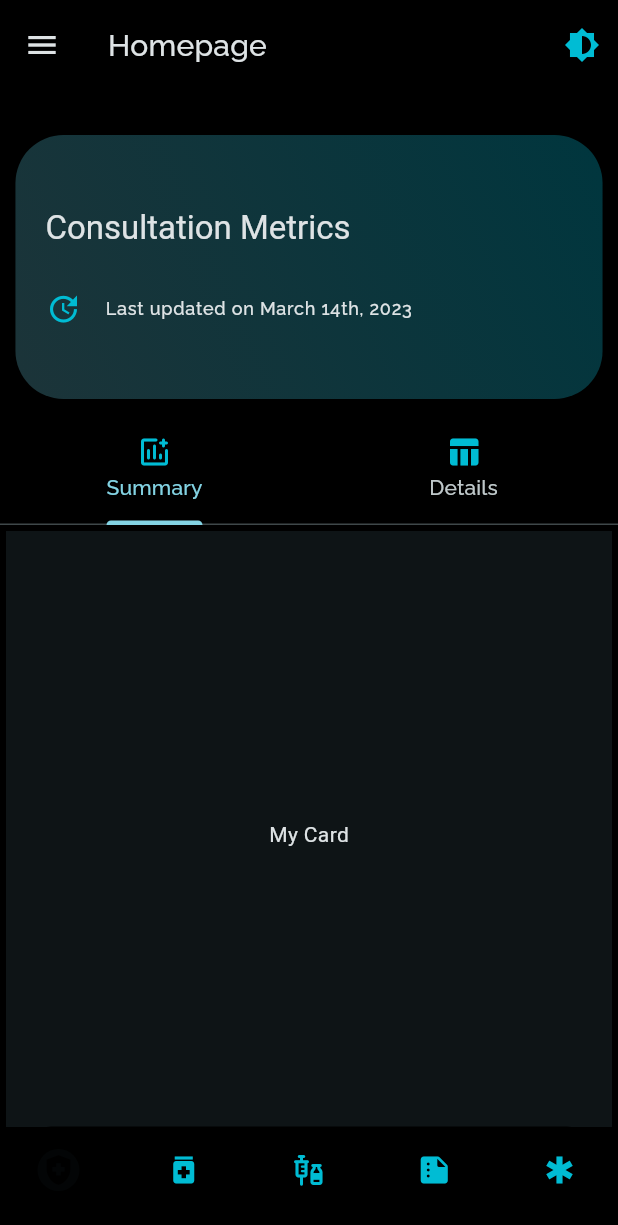
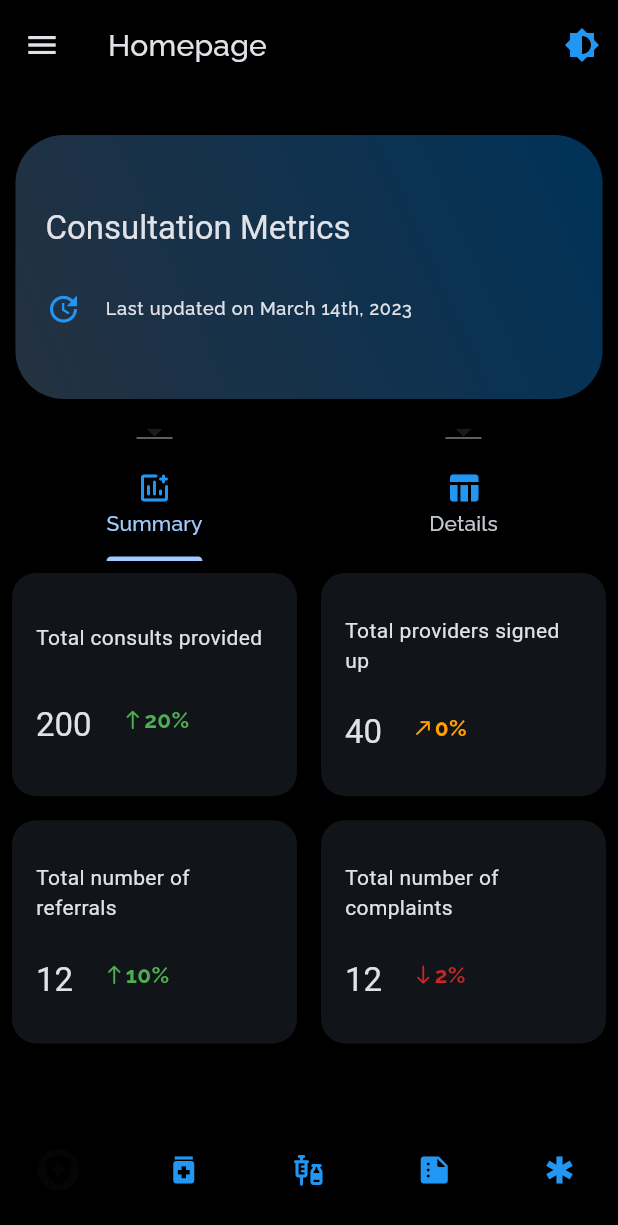
Before and after one commit to mandelakibiriti/FARM-Stack, a Flutter app: the screen it shows after launch, on a phone screen of 412 x 824 dp. Shown: the top 1225 px of the screen. Run offline on Flutter 3.47's test engine with Material 3 defaults, Android fonts, the phone set to English and light mode, and no system bars; drawn by our look-alikes of google_nav_bar; our stand-ins replace dartz, equatable, fl_chart, go_router, universal_platform.

Commit message:
added cards with icons and dummy data

```diff
--- a/frontend/flutter/lib/src/core/themes/app_themes.dart
+++ b/frontend/flutter/lib/src/core/themes/app_themes.dart
@@ -42,13 +42,14 @@ ThemeData lightTheme = ThemeData(
     labelMedium: TextStyle(fontFamily: 'Raleway'),
   ),
   // Color Theme
-  primarySwatch: Colors.cyan,
+  cardColor: Colors.blueGrey[50],
+  primarySwatch: Colors.blue,
   colorScheme: ColorScheme.fromSeed(
-    seedColor: Colors.cyan,
+    seedColor: Colors.blue,
     brightness: Brightness.light,
     primaryContainer: Colors.grey[300],
   ),
-  iconTheme: const IconThemeData(color: Colors.cyan),
+  iconTheme: const IconThemeData(color: Colors.blue),
 );
 
 // Dark theme
@@ -92,11 +93,11 @@ ThemeData darkTheme = ThemeData(
     labelMedium: TextStyle(fontFamily: 'Raleway'),
   ),
   // Color Theme
-  primarySwatch: Colors.cyan,
+  primarySwatch: Colors.blue,
   colorScheme: ColorScheme.fromSeed(
-    seedColor: Colors.cyan,
+    seedColor: Colors.blue,
     brightness: Brightness.dark,
     primaryContainer: Colors.black,
   ),
-  iconTheme: const IconThemeData(color: Colors.cyan),
+  iconTheme: const IconThemeData(color: Colors.blue),
 );
--- a/frontend/flutter/lib/src/core/utils/layout/device_info.dart
+++ b/frontend/flutter/lib/src/core/utils/layout/device_info.dart
@@ -14,6 +14,7 @@ class ScreenSize {
 
   // Use .shortestSide to detect device type regardless of orientation
   static bool smallPhone(BuildContext context) {
+    // Screensizes like iphoneSE min size is 320px
     return isScreenWidth(context) <= 300;
   }
 
--- a/frontend/flutter/lib/src/core/utils/widgets/global_card.dart
+++ b/frontend/flutter/lib/src/core/utils/widgets/global_card.dart
@@ -1,18 +1,89 @@
 import 'package:flutter/material.dart';
+import 'package:flutter_application/src/core/utils/layout/device_info.dart';
 
 class DataCard extends StatelessWidget {
-  final Widget childWidget;
-  const DataCard({super.key, required this.childWidget});
+  final Map childData;
+  final double elemPadding;
+  const DataCard(
+      {super.key, required this.childData, required this.elemPadding});
 
   @override
   Widget build(BuildContext context) {
     return Padding(
-      padding: const EdgeInsets.all(4.0),
+      padding: EdgeInsets.all(elemPadding),
       child: Container(
-        color: Theme.of(context).cardColor,
-        child: Center(
-          child: childWidget,
-        )
+        decoration: BoxDecoration(
+          borderRadius: BorderRadius.circular(16),
+          color: Theme.of(context).cardColor,
+          boxShadow: [
+            Theme.of(context).colorScheme.brightness == Brightness.light
+                ? BoxShadow(
+                    color: Theme.of(context).colorScheme.secondary,
+                    blurRadius: 0.2,
+                    blurStyle: BlurStyle.inner,
+                    offset: const Offset(0, 0.8))
+                : const BoxShadow() // null
+          ],
+        ),
+        child: Padding(
+          padding: const EdgeInsets.all(16),
+          child: Column(
+            mainAxisAlignment: MainAxisAlignment.spaceAround,
+            crossAxisAlignment: CrossAxisAlignment.start,
+            children: [
+              Text(
+                childData['description'],
+                style: Theme.of(context).textTheme.bodyMedium,
+              ),
+              Row(
+                crossAxisAlignment: CrossAxisAlignment.start,
+                mainAxisAlignment: MainAxisAlignment.start,
+                children: [
+                  Text(
+                    childData['value'],
+                    style: Theme.of(context).textTheme.titleLarge,
+                  ),
+                  const SizedBox(
+                    width: 20,
+                  ),
+                  Row(
+                      mainAxisAlignment: MainAxisAlignment.spaceBetween,
+                      children: [
+                        if (childData['increase'] == "true")
+                          const Icon(
+                            Icons.north_rounded,
+                            color: Colors.green,
+                            size: 15,
+                          ),
+                        if (childData['increase'] == 'false')
+                          Icon(
+                            Icons.south_rounded,
+                            color: Colors.red[800],
+                            size: 15,
+                          ),
+                        if (childData['increase'] == 'none')
+                          Icon(
+                            Icons.north_east_rounded,
+                            color: Colors.amber[700],
+                            size: 15,
+                          ),
+                        Text(childData['diff'],
+                            style: TextStyle(
+                              fontWeight: FontWeight.w800,
+                              fontSize: 15,
+                              fontFamily: 'Raleway',
+                              color: childData['increase'] == "true"
+                                  ? Colors.green
+                                  : childData['increase'] == "false"
+                                      ? Colors.red[800]
+                                      : Colors.amber[700],
+                            )),
+                      ])
+                ],
+              )
+            ],
+          ),
+        ),
       ),
     );
   }
--- a/frontend/flutter/lib/src/core/utils/widgets/global_header_card.dart
+++ b/frontend/flutter/lib/src/core/utils/widgets/global_header_card.dart
@@ -14,7 +14,9 @@ class HeaderCard extends StatelessWidget {
       required this.date,
       required this.imageLocation,
       required this.minImageWidth,
-      required this.maxImageWidth});
+      required this.maxImageWidth}
+  );
+
   @override
   Widget build(BuildContext context) {
     return Stack(children: [
@@ -28,11 +30,11 @@ class HeaderCard extends StatelessWidget {
               gradient: LinearGradient(
                 colors: [
                   Theme.of(context).colorScheme.brightness == Brightness.light
-                      ? Theme.of(context).primaryColor
-                      : Theme.of(context).colorScheme.onPrimary,
+                      ? Theme.of(context).colorScheme.primary // light theme
+                      : Theme.of(context).colorScheme.onPrimary, // dark theme
                   Theme.of(context).colorScheme.brightness == Brightness.light
-                      ? Theme.of(context).colorScheme.background
-                      : Theme.of(context).colorScheme.onSecondary,
+                      ? Theme.of(context).colorScheme.onPrimary // light theme
+                      : Theme.of(context).colorScheme.onSecondary, // dark theme
                 ],
                 begin: Alignment.topRight,
                 end: Alignment.bottomLeft,
@@ -69,9 +71,9 @@ class HeaderCard extends StatelessWidget {
       ScreenSize.largePhone(context) | ScreenSize.smallPhone(context)
           ? const SizedBox.shrink()
           : Positioned(
-              bottom: ScreenSize.tablet(context)
-                  ? ScreenSize.isScreenHeight(context) * -0.06
-                  : -90,
+              bottom: ScreenSize.isScreenHeight(context) < 700
+                  ? ScreenSize.isScreenHeight(context) * -0.15
+                  : -95,
               right: -40,
               child: Image.asset(
                 imageLocation, // image Asset parameter
--- a/frontend/flutter/lib/src/features/homepage/presentation/pages/subpages/consults_page.dart
+++ b/frontend/flutter/lib/src/features/homepage/presentation/pages/subpages/consults_page.dart
@@ -34,7 +34,38 @@ class _ConsultPageState extends State<ConsultsPage> {
       minImageWidth: 240,
       maxImageWidth: 300);
 
-  final dataCard = const DataCard(childWidget: Text('My Card'));
+  // Placeholder Data
+  static List dataDetails = [
+    {
+      "title": "Consults",
+      "value": "200",
+      "description": "Total consults provided",
+      "diff": "20%",
+      "increase": "true",
+    },
+    {
+      "title": "Providers",
+      "value": "40",
+      "description": "Total providers signed up",
+      "diff": "0%",
+      "increase": "none",
+    },
+    {
+      "title": "Referrals",
+      "value": "12",
+      "description": "Total number of referrals",
+      "diff": "10%",
+      "increase": "true",
+    },
+    {
+      "title": "Complaints",
+      "value": "12",
+      "description": "Total number of complaints",
+      "diff": "2%",
+      "increase": "false",
+    }
+  ];
+
   final dataTile = const DataTile(childWidget: Text('My Tile'));
 
   /*            *\
@@ -45,7 +76,8 @@ class _ConsultPageState extends State<ConsultsPage> {
         length: 2,
         child: Scaffold(
           backgroundColor: Theme.of(context).colorScheme.primaryContainer,
-          body: Column(children: [
+          body: Column(
+            children: [
             // Header Card
             Center(
                 child: Container(
@@ -59,8 +91,19 @@ class _ConsultPageState extends State<ConsultsPage> {
                   child: headerCard),
             )),
 
+            // Drop Downs
+            Row(
+              mainAxisAlignment: MainAxisAlignment.spaceAround,
+              crossAxisAlignment: CrossAxisAlignment.start,
+              children: [
+                DropdownButton(items: null, onChanged: null),
+                DropdownButton(items: null, onChanged: null)
+              ],
+            ),
             // Tabs
-            TabBar(tabs: [
+            TabBar(
+              dividerColor: Theme.of(context).colorScheme.primaryContainer,
+              tabs: [
               Tab(
                   text: 'Summary',
                   icon: Icon(
@@ -74,26 +117,28 @@ class _ConsultPageState extends State<ConsultsPage> {
               )
             ]),
             Expanded(
-                child: TabBarView(children: [
+              child: TabBarView(
+                children: [
                 // Cards
                 GridView.builder(
-                  itemCount: 8, //Length of Array
-                  gridDelegate: const SliverGridDelegateWithFixedCrossAxisCount(
-                      crossAxisCount: 1),
+                  itemCount: dataDetails.length, //Length of Array
+                  gridDelegate: SliverGridDelegateWithMaxCrossAxisExtent(
+                    maxCrossAxisExtent: ScreenSize.isScreenWidth(context)*0.5,
+                    childAspectRatio: ScreenSize.isScreenHeight(context)/(ScreenSize.isScreenHeight(context)*0.8)
+                  ),
                   itemBuilder: (context, index) {
                     return DataCard(
-                        childWidget:
-                            dataCard //Setup key widgets in cards and relevant imports
+                      elemPadding: 8,
+                      childData: dataDetails[index], //Setup key widgets in cards and relevant imports
                     );
                 }),
-
                 // Tiles
                 ListView.builder(
                   itemCount: 5, //Length of Map
                   itemBuilder: (context, index) {
                     return DataTile(childWidget: dataTile);
               })
-            ]))
+            ])),
           ]),
         ));
   }
@@ -119,7 +164,9 @@ class _ConsultPageState extends State<ConsultsPage> {
                   child: headerCard),
             )),
             // Tabs
-            TabBar(tabs: [
+            TabBar(
+                dividerColor: Theme.of(context).colorScheme.primaryContainer,
+                tabs: [
                   Tab(
                       text: 'Summary',
                       icon: Icon(
@@ -136,14 +183,16 @@ class _ConsultPageState extends State<ConsultsPage> {
                 child: TabBarView(children: [
               // Cards
               GridView.builder(
-                  itemCount: 8, //Length of Array
-                  gridDelegate: const SliverGridDelegateWithFixedCrossAxisCount(
-                    crossAxisCount: 2,
+                  itemCount: dataDetails.length, //Length of Array
+                  gridDelegate: SliverGridDelegateWithMaxCrossAxisExtent(
+                    maxCrossAxisExtent: ScreenSize.isScreenWidth(context)*0.45,
+                    childAspectRatio: ScreenSize.isScreenHeight(context)/(ScreenSize.isScreenHeight(context)*0.6)
                   ),
                   itemBuilder: (context, index) {
+                    // return const Graph();
                     return DataCard(
-                        childWidget:
-                            dataCard //Setup key widgets in cards and relevant imports
+                      elemPadding: 8,
+                      childData: dataDetails[index], //Setup key widgets in cards and relevant imports
                     );
                   }),
 
--- a/frontend/flutter/pubspec.yaml
+++ b/frontend/flutter/pubspec.yaml
@@ -31,6 +31,7 @@ dependencies:
   equatable:
   google_nav_bar:
   provider:
+  dartz: ^0.10.1
   flutter:
     sdk: flutter
 
@@ -40,6 +41,7 @@ dependencies:
   cupertino_icons: ^1.0.2
   universal_platform: ^1.0.0+1
   go_router: ^13.0.0
+  fl_chart: ^0.66.0
 
 dev_dependencies:
   flutter_test:
```
Also changed, not shown: frontend/flutter/lib/src/features/homepage/domain/entities/doctors.dart (added, +31 -0 lines), frontend/flutter/lib/src/features/homepage/domain/entities/patient.dart (added, +31 -0 lines), frontend/flutter/lib/src/features/homepage/domain/entities/provider.dart (added, +31 -0 lines), frontend/flutter/lib/src/features/homepage/domain/repositories/doctor_repository.dart (added, +7 -0 lines), frontend/flutter/lib/src/features/homepage/domain/repositories/patient_repository.dart (added, +7 -0 lines), frontend/flutter/lib/src/features/homepage/domain/repositories/provider_repository.dart (added, +7 -0 lines), frontend/flutter/lib/src/features/homepage/domain/usecases/get_doctors.dart (added, +14 -0 lines), frontend/flutter/lib/src/features/homepage/presentation/widgets/graph.dart (added, +17 -0 lines), frontend/flutter/lib/src/features/homepage/domain/usecases/get_patients.dart (added), frontend/flutter/lib/src/features/homepage/domain/usecases/get_providers.dart (added), frontend/flutter/lib/src/features/homepage/domain/usecases/post_invoices.dart (added), frontend/flutter/pubspec.lock. Lines whose indentation alone changed are shown as unchanged.
